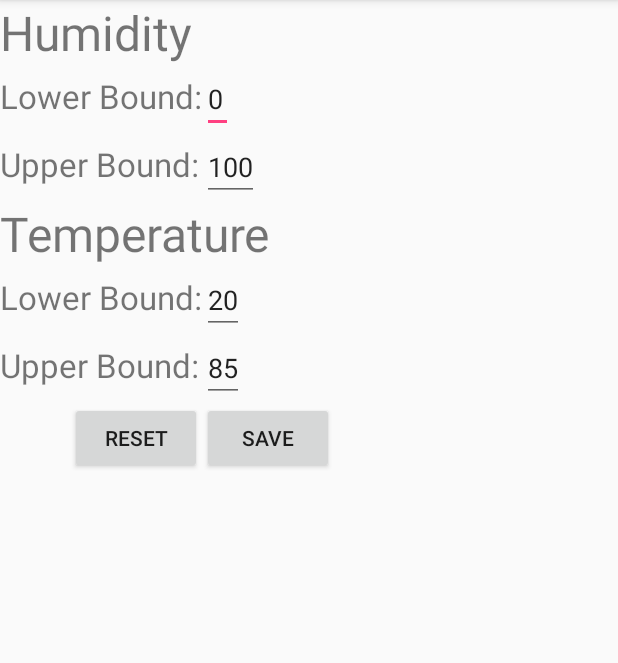
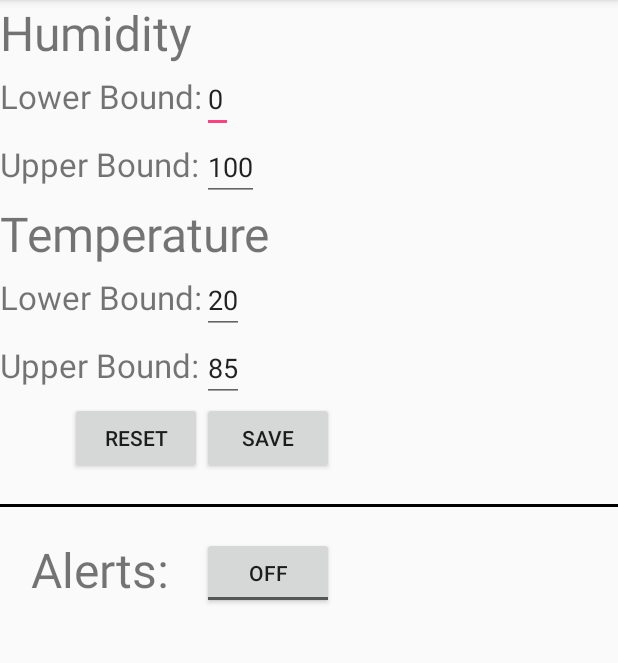
Before and after one commit to Daineish/Capstone-2019-YycBeeswax, an Android app: the ChangeAlertBounds screen opened directly, with no data from a screen before it, on a phone screen of 412 x 824 dp, the part 84-747 px from its top. Run offline under Robolectric (Android 15) with nearby library versions, the phone set to English and light mode, and no system bars; 1 statement that could not run was skipped.

Commit message:
Even more features added....

```diff
--- a/MobileApp/YYCbeeswaxCapstone/app/src/main/res/layout/activity_alertbounds.xml
+++ b/MobileApp/YYCbeeswaxCapstone/app/src/main/res/layout/activity_alertbounds.xml
@@ -152,6 +152,41 @@
                 android:onClick="saveButtonClicked"
                 android:text="Save" />
 
+            <View
+                android:layout_width="match_parent"
+                android:layout_height="2dp"
+                android:layout_column="0"
+                android:layout_columnSpan="2"
+                android:layout_row="7"
+                android:layout_rowSpan="1"
+                android:layout_gravity="center"
+                android:layout_marginTop="20dp"
+                android:layout_marginBottom="20dp"
+                android:background="#000000" />
+
+            <TextView
+                android:id="@+id/textView"
+                android:layout_width="wrap_content"
+                android:layout_height="wrap_content"
+                android:layout_column="0"
+                android:layout_columnSpan="1"
+                android:layout_gravity="center_vertical|center_horizontal"
+                android:layout_row="8"
+                android:layout_rowSpan="1"
+                android:textSize="32dp"
+                android:text="Alerts:" />
+
+            <ToggleButton
+                android:id="@+id/alertsOnOff"
+                android:layout_width="wrap_content"
+                android:layout_height="wrap_content"
+                android:layout_column="1"
+                android:layout_columnSpan="1"
+                android:layout_row="8"
+                android:layout_rowSpan="2"
+                android:onClick="AlertsOnOffClicked"
+                android:text="ToggleButton" />
+
         </GridLayout>
     </ScrollView>
 </LinearLayout>
```
Also changed, not shown: MobileApp/YYCbeeswaxCapstone/app/src/main/java/com/example/dainemcniven/yycbeeswaxcapstone/CameraListActivity.java (+48 -2 lines), MobileApp/YYCbeeswaxCapstone/app/src/main/java/com/example/dainemcniven/yycbeeswaxcapstone/ChangeAlertBounds.java (+18 -0 lines), MobileApp/YYCbeeswaxCapstone/app/src/main/java/com/example/dainemcniven/yycbeeswaxcapstone/Database.java (+29 -0 lines).
